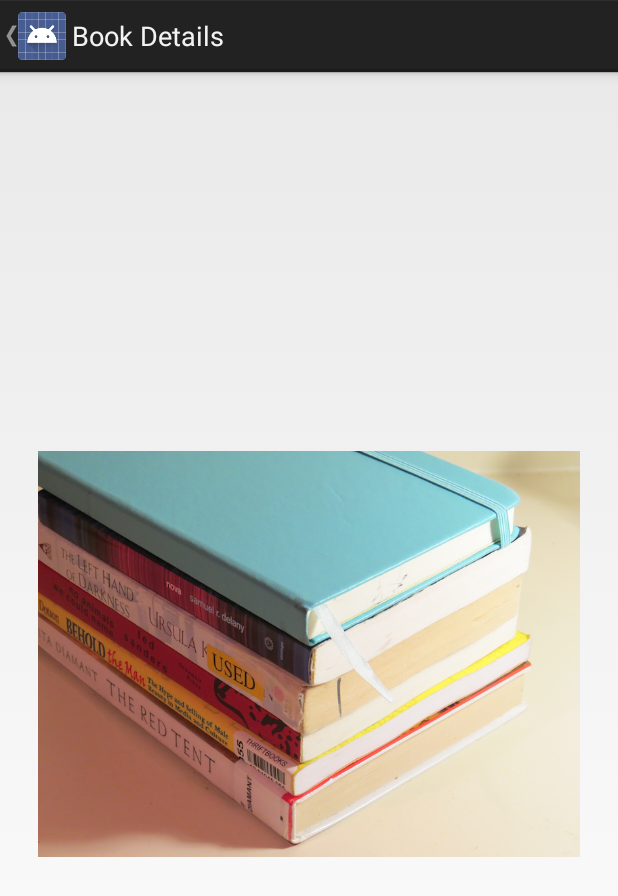
After one commit to mwctahoe/firstApp, an Android app: the DetailActivity screen opened directly, with no data from a screen before it, on a phone screen of 412 x 824 dp. The commit adds this screen. Shown: the top 896 px of the screen. Run offline under Robolectric (Android 15) with nearby library versions, the phone set to English and light mode, and no system bars; our stand-ins replace Picasso; pictures from the network do not load; 3 statements that could not run were skipped.

Commit message:
final part of http://www.raywenderlich.com/56111/make-first-android-app-part-3 tutorial

```diff
--- /dev/null
+++ b/app/src/main/java/com/firstapp/app/DetailActivity.java
@@ -0,0 +1,72 @@
+package com.firstapp.app;
+
+import android.app.Activity;
+import android.content.Intent;
+import android.os.Bundle;
+import android.view.Menu;
+import android.view.MenuItem;
+import android.widget.ImageView;
+import android.widget.ShareActionProvider;
+
+import com.squareup.picasso.Picasso;
+
+/**
+ * Created by mike on 3/25/2014.
+ */
+public class DetailActivity extends Activity{
+
+    private static final String IMAGE_URL_BASE = "http://covers.openlibrary.org/b/id/";
+    String mImageURL;
+    ShareActionProvider mShareActionProvider;
+
+    @Override
+    protected void onCreate(Bundle savedInstanceState) {
+        super.onCreate(savedInstanceState);
+
+
+        setContentView(R.layout.activity_detail);
+
+        getActionBar().setDisplayHomeAsUpEnabled(true);
+
+        ImageView imageView = (ImageView) findViewById(R.id.img_cover);
+        String coverID = this.getIntent().getExtras().getString("coverID");
+
+
+        if (coverID.length() > 0) {
+
+            // Use the ID to construct an image URL
+            mImageURL = IMAGE_URL_BASE + coverID + "-L.jpg";
+
+            // Use Picasso to load the image
+            Picasso.with(this).load(mImageURL).placeholder(R.drawable.img_books_loading).into(imageView);
+        }
+    }
+
+    private void setShareIntent() {
+
+        Intent shareIntent = new Intent(Intent.ACTION_SEND);
+        shareIntent.setType("text/plain");
+        shareIntent.putExtra(Intent.EXTRA_SUBJECT,
+                "Book Recommendation!");
+        shareIntent.putExtra(Intent.EXTRA_TEXT, mImageURL);
+
+        mShareActionProvider.setShareIntent(shareIntent);
+    }
+
+    @Override
+    public boolean onCreateOptionsMenu(Menu menu) {
+
+        getMenuInflater().inflate(R.menu.main, menu);
+
+        MenuItem shareItem = menu.findItem(R.id.menu_item_share);
+
+        if (shareItem != null) {
+            mShareActionProvider
+                    = (ShareActionProvider) shareItem.getActionProvider();
+        }
+
+        setShareIntent();
+
+        return true;
+    }
+}
--- /dev/null
+++ b/app/src/main/res/layout/activity_detail.xml
@@ -0,0 +1,8 @@
+<?xml version="1.0" encoding="utf-8"?>
+<ImageView
+    xmlns:android="http://schemas.android.com/apk/res/android"
+    android:id="@+id/img_cover"
+    android:layout_width="match_parent"
+    android:layout_height="match_parent"
+    android:layout_margin="25dp"
+    android:src="@drawable/img_books_large"/>
--- a/app/src/main/res/values/strings.xml
+++ b/app/src/main/res/values/strings.xml
@@ -6,6 +6,7 @@
     <string name="action_settings">Share</string>
     <string name="button">Search</string>
     <string name="hint">Title and/or Author</string>
+    <string name="activity_details">Book Details</string>
 
 
 </resources>
```
Also changed, not shown: app/src/main/AndroidManifest.xml (+10 -1 lines), app/src/main/java/com/firstapp/app/JSONAdapter.java (added, +102 -0 lines), app/src/main/java/com/firstapp/app/MainActivity.java (+20 -10 lines), app/src/main/res/layout/row_book.xml (added, +30 -0 lines), 1 other file.
